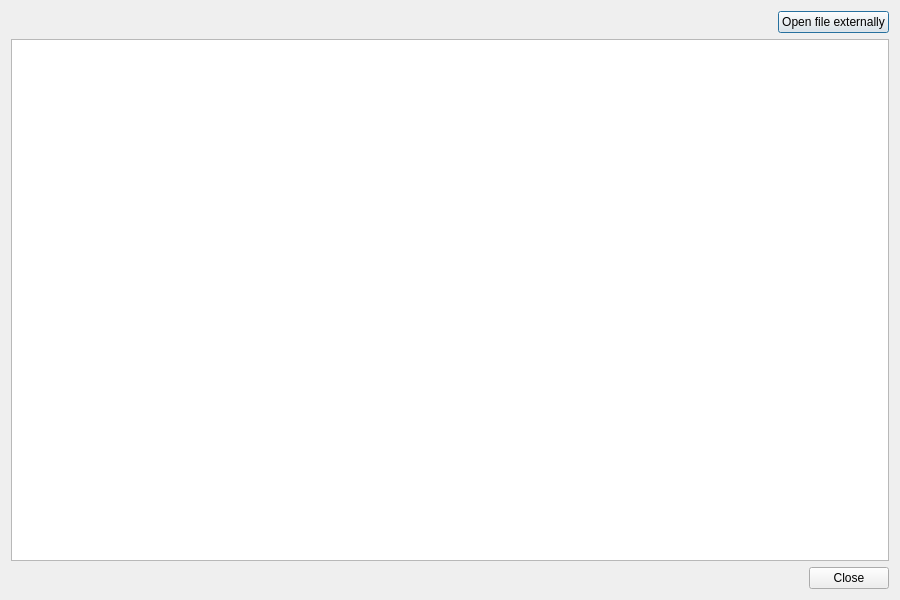
pietr26/OMSI-Tools, file OTModules/wVerifyMap/Widgets/dlgfilepreview.ui: the form before one commit.
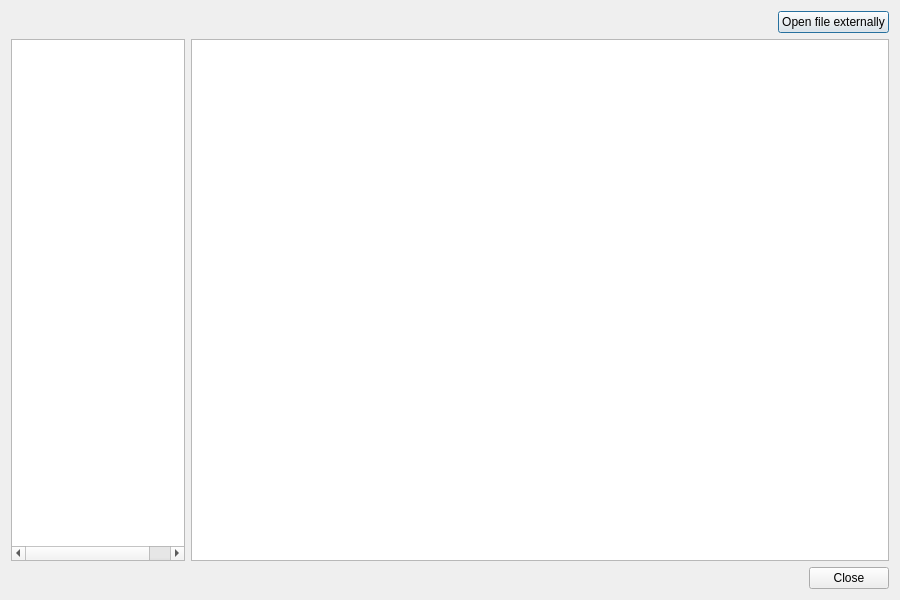
The form after the commit.

Commit message: open linked files

```diff
--- a/OTModules/wVerifyMap/Widgets/dlgfilepreview.ui
+++ b/OTModules/wVerifyMap/Widgets/dlgfilepreview.ui
@@ -39,6 +39,25 @@
     </layout>
    </item>
    <item>
+    <layout class="QHBoxLayout" name="horizontalLayout_2" stretch="1,4">
+     <item>
+      <widget class="QTreeWidget" name="twgFiles">
+       <property name="headerHidden">
+        <bool>true</bool>
+       </property>
+       <column>
+        <property name="text">
+         <string notr="true">File name</string>
+        </property>
+       </column>
+       <column>
+        <property name="text">
+         <string notr="true">File path</string>
+        </property>
+       </column>
+      </widget>
+     </item>
+     <item>
     <widget class="QTreeWidget" name="twgPreview">
      <property name="font">
       <font>
@@ -73,6 +92,8 @@
       </property>
      </column>
     </widget>
+     </item>
+    </layout>
    </item>
    <item>
     <widget class="QDialogButtonBox" name="buttonBox">
```
Lines whose indentation alone changed are shown as unchanged. The commit also changes 2 other files.
